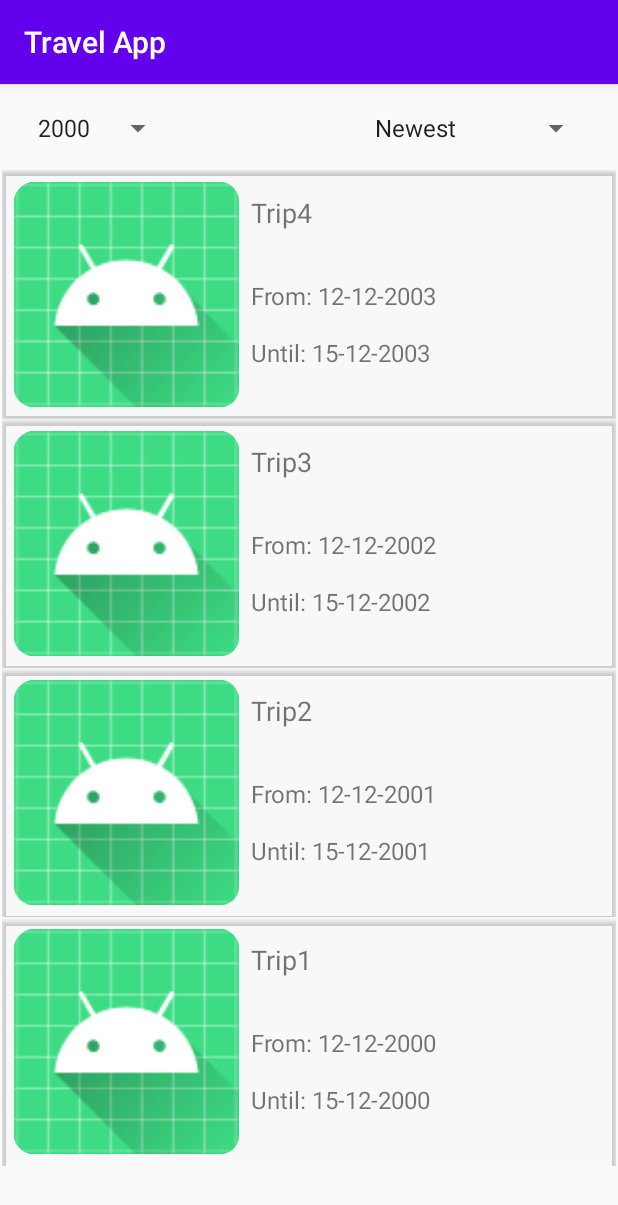
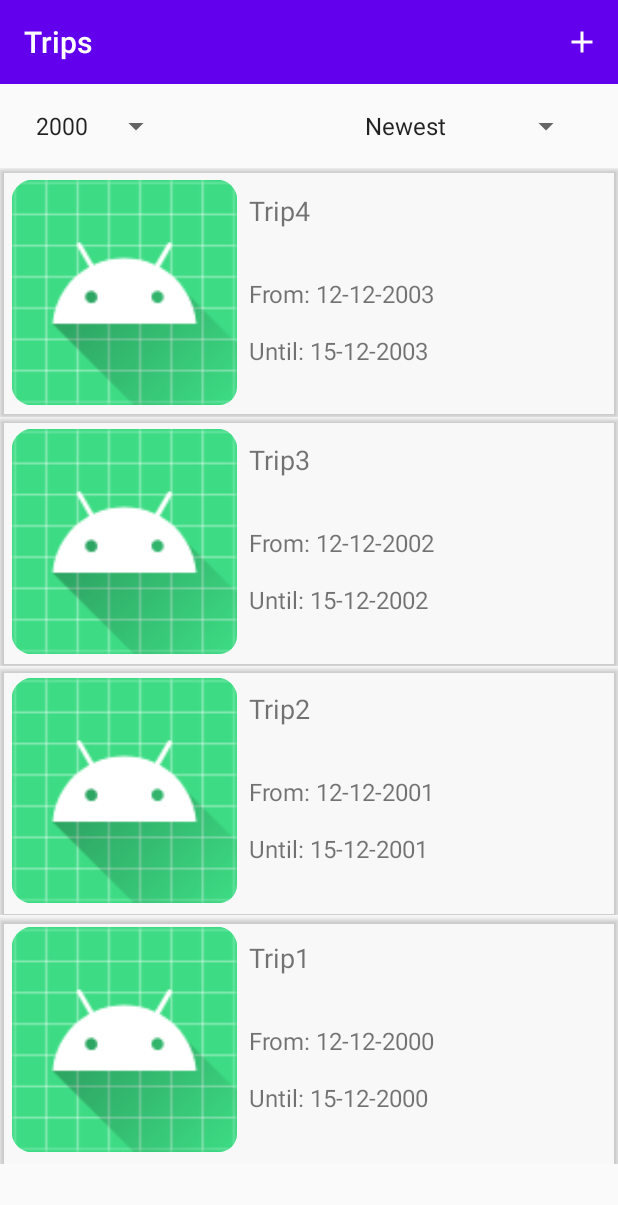
Before and after one commit to schmidtvinicius/travel_app, an Android app: the screen it shows after launch (MainActivity), on a phone screen of 412 x 824 dp. Shown: the top 1205 px of the screen. Run offline under Robolectric (Android 15) with nearby library versions, the phone set to English and light mode, and no system bars; our stand-ins replace navigation-ui.

Commit message:
The app was ported to a single activity application making use of the NavHostFragment and Nav Graph.

```diff
--- a/TravelApp/app/src/main/java/com/vmschmidt/travelapp/MainActivity.java
+++ b/TravelApp/app/src/main/java/com/vmschmidt/travelapp/MainActivity.java
@@ -1,26 +1,45 @@
 package com.vmschmidt.travelapp;
 
+import android.os.Bundle;
+import android.view.Menu;
+
 import androidx.appcompat.app.AppCompatActivity;
-
-import android.os.Bundle;
-
-import com.vmschmidt.travelapp.dataprovider.CountryProvider;
-import com.vmschmidt.travelapp.fragment.CountryListFragment;
-import com.vmschmidt.travelapp.fragment.TripListFragment;
+import androidx.appcompat.widget.Toolbar;
+import androidx.navigation.NavController;
+import androidx.navigation.Navigation;
+import androidx.navigation.ui.AppBarConfiguration;
+import androidx.navigation.ui.NavigationUI;
 
 public class MainActivity extends AppCompatActivity {
+
+    private static final String TRIP_LIST_FRAGMENT = "Trip_list_fragment";
+    private static final String COUNTRY_LIST_FRAGMENT = "Country_list_fragment";
+
+    private NavController navController;
+    private Toolbar toolbar;
+    private AppBarConfiguration appBarConfiguration;
 
     @Override
     protected void onCreate(Bundle savedInstanceState) {
         super.onCreate(savedInstanceState);
         setContentView(R.layout.activity_main);
 
-        //CountryListFragment countryListFragment = new CountryListFragment();
-        TripListFragment tripListFragment = new TripListFragment();
+        navController = Navigation.findNavController(this, R.id.nav_host_fragment);
+        appBarConfiguration = new AppBarConfiguration.Builder(navController.getGraph()).build();
 
-        getSupportFragmentManager()
-                .beginTransaction()
-                .replace(R.id.fragment_list_container, tripListFragment)
-                .commit();
+        toolbar = findViewById(R.id.custom_toolbar);
+        setSupportActionBar(toolbar);
+        toolbar.setTitle("Cu");
+        NavigationUI.setupActionBarWithNavController(this, navController, appBarConfiguration);
+    }
+
+    @Override
+    public boolean onSupportNavigateUp() {
+        return NavigationUI.navigateUp(navController, appBarConfiguration) || super.onSupportNavigateUp();
+    }
+
+    @Override
+    public boolean onCreateOptionsMenu(Menu menu) {
+        return super.onCreateOptionsMenu(menu);
     }
 }
--- a/TravelApp/app/src/main/java/com/vmschmidt/travelapp/fragment/TripListFragment.java
+++ b/TravelApp/app/src/main/java/com/vmschmidt/travelapp/fragment/TripListFragment.java
@@ -1,54 +1,39 @@
 package com.vmschmidt.travelapp.fragment;
 
-import android.graphics.Canvas;
-import android.graphics.Color;
-import android.graphics.ColorFilter;
-import android.graphics.PixelFormat;
-import android.graphics.drawable.Drawable;
+import android.content.Context;
 import android.os.Bundle;
 import android.view.LayoutInflater;
+import android.view.Menu;
+import android.view.MenuInflater;
+import android.view.MenuItem;
 import android.view.View;
 import android.view.ViewGroup;
 import android.widget.AdapterView;
 import android.widget.ArrayAdapter;
 import android.widget.Spinner;
-import android.widget.Toast;
 
 import androidx.annotation.NonNull;
 import androidx.annotation.Nullable;
 import androidx.fragment.app.Fragment;
+import androidx.navigation.fragment.NavHostFragment;
 import androidx.recyclerview.widget.LinearLayoutManager;
 import androidx.recyclerview.widget.RecyclerView;
 
 import com.vmschmidt.travelapp.R;
 import com.vmschmidt.travelapp.adapter.TripAdapter;
 import com.vmschmidt.travelapp.dataprovider.TripProvider;
-import com.vmschmidt.travelapp.model.Country;
 import com.vmschmidt.travelapp.model.Trip;
-import com.vmschmidt.travelapp.support.MyCustomDate;
 
-import java.lang.reflect.Array;
-import java.text.DateFormat;
-import java.text.ParseException;
-import java.text.SimpleDateFormat;
-import java.time.LocalDate;
 import java.util.ArrayList;
-import java.util.Arrays;
-import java.util.Date;
-import java.util.GregorianCalendar;
-import java.util.Locale;
-import java.util.Random;
 
 public class TripListFragment extends Fragment {
 
-    private ArrayList<String> orderByOptions;
     private ArrayList<Integer> yearsTest;
     private TripAdapter tripAdapter;
     private ArrayList<Trip> trips;
     private RecyclerView tripList;
 
     public TripListFragment(){
-        orderByOptions = new ArrayList<>();
         yearsTest = new ArrayList<>();
         yearsTest.add(2000);
         yearsTest.add(2001);
@@ -67,22 +52,14 @@ public class TripListFragment extends Fragment {
         Spinner yearSelectionSpinner = view.findViewById(R.id.spinner_year_selection);
         Spinner orderBySpinner = view.findViewById(R.id.spinner_order_by);
 
-        yearSelectionSpinner.setOnItemSelectedListener(new AdapterView.OnItemSelectedListener() {
-            @Override
-            public void onItemSelected(AdapterView<?> adapterView, View view, int i, long l) {
-                Toast.makeText(getContext(), "Bla", Toast.LENGTH_SHORT).show();
-            }
-
-            @Override
-            public void onNothingSelected(AdapterView<?> adapterView) {
-
-            }
-        });
+        setHasOptionsMenu(true);
 
         trips = TripProvider.getInstance().getAllTrips();
 
         tripAdapter = new TripAdapter(trips);
         tripList.setAdapter(tripAdapter);
+
+        ArrayList<String> orderByOptions = new ArrayList<>();
 
         for(TripProvider.SortingMethod sortingMethod : TripProvider.SortingMethod.values()){
             orderByOptions.add(TripProvider.getSortingMethodString(inflater.getContext(), sortingMethod));
@@ -126,4 +103,19 @@ public class TripListFragment extends Fragment {
         ArrayList<Trip> matchingTrips = TripProvider.getInstance().getTripsFromYear(year);
         tripAdapter.setTrips(matchingTrips);
     }
+
+    @Override
+    public void onCreateOptionsMenu(@NonNull Menu menu, @NonNull MenuInflater inflater) {
+        inflater.inflate(R.menu.custom_menu, menu);
+        MenuItem addTripOption = menu.add(R.string.option_add_trip);
+        addTripOption.setShowAsAction(MenuItem.SHOW_AS_ACTION_ALWAYS);
+        addTripOption.setIcon(R.drawable.ic_baseline_add_24);
+        addTripOption.setOnMenuItemClickListener(new MenuItem.OnMenuItemClickListener() {
+            @Override
+            public boolean onMenuItemClick(MenuItem menuItem) {
+                NavHostFragment.findNavController(TripListFragment.this).navigate(TripListFragmentDirections.actionTripListFragmentToCountryListFragment());
+                return false;
+            }
+        });
+    }
 }
--- /dev/null
+++ b/TravelApp/app/src/main/res/drawable/ic_baseline_add_24.xml
@@ -0,0 +1,5 @@
+<vector android:height="24dp" android:tint="#FFFFFF"
+    android:viewportHeight="24" android:viewportWidth="24"
+    android:width="24dp" xmlns:android="http://schemas.android.com/apk/res/android">
+    <path android:fillColor="@android:color/white" android:pathData="M19,13h-6v6h-2v-6H5v-2h6V5h2v6h6v2z"/>
+</vector>
--- /dev/null
+++ b/TravelApp/app/src/main/res/drawable/ic_baseline_check_24.xml
@@ -0,0 +1,5 @@
+<vector android:height="24dp" android:tint="#FFFFFF"
+    android:viewportHeight="24" android:viewportWidth="24"
+    android:width="24dp" xmlns:android="http://schemas.android.com/apk/res/android">
+    <path android:fillColor="@android:color/white" android:pathData="M9,16.17L4.83,12l-1.42,1.41L9,19 21,7l-1.41,-1.41z"/>
+</vector>
--- a/TravelApp/app/src/main/res/layout/activity_main.xml
+++ b/TravelApp/app/src/main/res/layout/activity_main.xml
@@ -6,18 +6,26 @@
     android:layout_height="match_parent"
     tools:context=".MainActivity" >
 
-    <FrameLayout
-        android:id="@+id/fragment_list_container"
+    <fragment
+        android:id="@+id/nav_host_fragment"
+        android:name="androidx.navigation.fragment.NavHostFragment"
         android:layout_width="0dp"
         android:layout_height="0dp"
-        android:layout_marginStart="1dp"
-        android:layout_marginTop="1dp"
-        android:layout_marginEnd="1dp"
-        android:layout_marginBottom="1dp"
+        app:defaultNavHost="true"
         app:layout_constraintBottom_toBottomOf="parent"
         app:layout_constraintEnd_toEndOf="parent"
         app:layout_constraintStart_toStartOf="parent"
-        app:layout_constraintTop_toTopOf="parent">
+        app:layout_constraintTop_toBottomOf="@+id/custom_toolbar"
+        app:navGraph="@navigation/nav_graph" />
 
-    </FrameLayout>
+    <androidx.appcompat.widget.Toolbar
+        android:id="@+id/custom_toolbar"
+        android:layout_width="0dp"
+        android:layout_height="wrap_content"
+        android:background="@color/colorPrimary"
+        android:minHeight="?attr/actionBarSize"
+        android:theme="@style/Theme.AppCompat.NoActionBar"
+        app:layout_constraintEnd_toEndOf="parent"
+        app:layout_constraintStart_toStartOf="parent"
+        app:layout_constraintTop_toTopOf="parent" />
 </androidx.constraintlayout.widget.ConstraintLayout>
--- a/TravelApp/app/src/main/res/layout/country_list_fragment.xml
+++ b/TravelApp/app/src/main/res/layout/country_selection_fragment.xml
@@ -14,4 +14,5 @@
         app:layout_constraintEnd_toEndOf="parent"
         app:layout_constraintStart_toStartOf="parent"
         app:layout_constraintTop_toTopOf="parent" />
+
 </androidx.constraintlayout.widget.ConstraintLayout>
--- a/TravelApp/app/src/main/res/layout/trips_list_fragment.xml
+++ b/TravelApp/app/src/main/res/layout/trips_list_fragment.xml
@@ -31,9 +31,9 @@
     <Spinner
         android:id="@+id/spinner_order_by"
         android:layout_width="wrap_content"
-        android:layout_height="wrap_content"
+        android:layout_height="24dp"
         android:layout_marginTop="16dp"
-        android:layout_marginEnd="16dp"
+        android:layout_marginEnd="24dp"
         app:layout_constraintEnd_toEndOf="parent"
         app:layout_constraintTop_toTopOf="parent" />
 
--- /dev/null
+++ b/TravelApp/app/src/main/res/menu/custom_menu.xml
@@ -0,0 +1,4 @@
+<?xml version="1.0" encoding="utf-8"?>
+<menu xmlns:android="http://schemas.android.com/apk/res/android">
+
+</menu>
--- /dev/null
+++ b/TravelApp/app/src/main/res/navigation/nav_graph.xml
@@ -0,0 +1,30 @@
+<?xml version="1.0" encoding="utf-8"?>
+<navigation xmlns:android="http://schemas.android.com/apk/res/android"
+    xmlns:app="http://schemas.android.com/apk/res-auto"
+    xmlns:tools="http://schemas.android.com/tools"
+    android:id="@+id/nav_graph"
+    app:startDestination="@id/tripListFragment">
+
+    <fragment
+        android:id="@+id/tripListFragment"
+        android:name="com.vmschmidt.travelapp.fragment.TripListFragment"
+        android:label="@string/label_trip_list"
+        tools:layout="@layout/trips_list_fragment">
+        <action
+            android:id="@+id/action_tripListFragment_to_countryListFragment"
+            app:destination="@id/countryListFragment" />
+    </fragment>
+    <fragment
+        android:id="@+id/countryListFragment"
+        android:name="com.vmschmidt.travelapp.fragment.CountrySelectionFragment"
+        android:label="@string/label_country_selection"
+        tools:layout="@layout/country_selection_fragment" >
+        <action
+            android:id="@+id/action_countryListFragment_to_createTripFormFragment"
+            app:destination="@id/createTripFormFragment" />
+    </fragment>
+    <fragment
+        android:id="@+id/createTripFormFragment"
+        android:name="com.vmschmidt.travelapp.fragment.CreateTripFormFragment"
+        tools:layout="@layout/fragment_create_trip_form" />
+</navigation>
--- a/TravelApp/app/src/main/res/values/strings.xml
+++ b/TravelApp/app/src/main/res/values/strings.xml
@@ -1,8 +1,16 @@
 <resources>
-    <string name="app_name">Travel App</string>
+    <string name="app_name">Travel journal</string>
     <string name="order_by_newest">Newest</string>
     <string name="order_by_oldest">Oldest</string>
     <string name="order_by_alphabetical">Alphabetical</string>
     <string name="start_date_from">From:</string>
     <string name="end_date_to">Until:</string>
+    <string name="option_add_trip">Add trip</string>
+    <string name="option_confirm">Confirm</string>
+    <string name="label_trip_list">Trips</string>
+    <string name="label_country_selection">Country selection</string>
+    <string name="label_trip_form">Trip details</string>
+    <string name="hint_trip_title">Title</string>
+    <string name="toast_select_country">A trip must contain at least one country</string>
+    <!-- TODO: Remove or change this placeholder text -->
 </resources>
--- a/TravelApp/app/src/main/res/values/styles.xml
+++ b/TravelApp/app/src/main/res/values/styles.xml
@@ -1,6 +1,6 @@
 <resources>
     <!-- Base application theme. -->
-    <style name="AppTheme" parent="Theme.AppCompat.Light.DarkActionBar">
+    <style name="AppTheme" parent="Theme.AppCompat.Light.NoActionBar">
         <!-- Customize your theme here. -->
         <item name="colorPrimary">@color/colorPrimary</item>
         <item name="colorPrimaryDark">@color/colorPrimaryDark</item>
--- a/TravelApp/build.gradle
+++ b/TravelApp/build.gradle
@@ -5,6 +5,8 @@ buildscript {
         jcenter()
     }
     dependencies {
+        def nav_version = "2.3.0"
+        classpath "androidx.navigation:navigation-safe-args-gradle-plugin:$nav_version"
         classpath 'com.android.tools.build:gradle:4.0.1'
 
         // NOTE: Do not place your application dependencies here; they belong
```
Also changed, not shown: TravelApp/app/build.gradle (+7 -1 lines), TravelApp/app/src/main/java/com/vmschmidt/travelapp/adapter/CountryAdapter.java (+9 -0 lines), TravelApp/app/src/main/java/com/vmschmidt/travelapp/fragment/CountryListFragment.java (deleted, +0 -41 lines), TravelApp/app/src/main/java/com/vmschmidt/travelapp/fragment/CountrySelectionFragment.java (added, +74 -0 lines), TravelApp/app/src/main/java/com/vmschmidt/travelapp/fragment/CreateTripFormFragment.java (added, +29 -0 lines), TravelApp/app/src/main/res/layout/fragment_create_trip_form.xml (added, +46 -0 lines), 1 other file.
